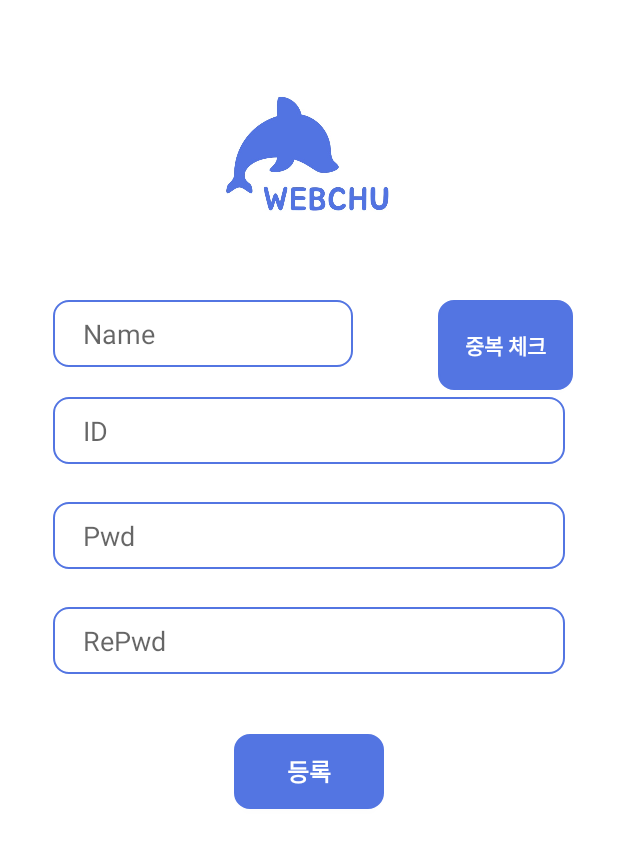
After one commit to jaeryo2357/JavaProject, an Android app: the NewRegister screen opened directly, with no data from a screen before it, on a phone screen of 412 x 824 dp. The commit adds this screen. Shown: the top 848 px of the screen. Run offline under Robolectric (Android 15) with nearby library versions, the phone set to English and light mode, and no system bars.

Commit message:
회원가입창 구현

```diff
--- a/new_project-Android/app/build.gradle
+++ b/new_project-Android/app/build.gradle
@@ -27,12 +27,10 @@ dependencies {
     androidTestImplementation 'com.android.support.test.espresso:espresso-core:3.0.2'
     implementation 'com.android.support:cardview-v7:28.0.0'
     implementation 'com.android.support:recyclerview-v7:28.0.0'
-    implementation ('cn.trinea.android.view.autoscrollviewpager:android-auto-scroll-view-pager:1.1.2') {
+    implementation('cn.trinea.android.view.autoscrollviewpager:android-auto-scroll-view-pager:1.1.2') {
         exclude module: 'support-v4'
     }
     implementation 'com.github.bumptech.glide:glide:3.7.0'
 
 
-
-
 }
--- a/new_project-Android/app/src/main/AndroidManifest.xml
+++ b/new_project-Android/app/src/main/AndroidManifest.xml
@@ -19,10 +19,11 @@
         </activity>
         <activity android:name=".WebtoonList" />
         <activity android:name=".WebttonViewer" />
-        <activity android:name=".MainActivity"
-            android:windowSoftInputMode="adjustResize"
-            />
-        <activity android:name=".Register"></activity>
+        <activity
+            android:name=".MainActivity"
+            android:windowSoftInputMode="adjustResize" />
+        <activity android:name=".Register" />
+        <activity android:name=".NewRegister"></activity>
     </application>
 
 </manifest>
--- /dev/null
+++ b/new_project-Android/app/src/main/java/com/example/jaery/javaproject/NewRegister.java
@@ -0,0 +1,100 @@
+package com.example.jaery.javaproject;
+
+import android.support.v7.app.AppCompatActivity;
+import android.os.Bundle;
+import android.text.Editable;
+import android.text.TextWatcher;
+import android.view.View;
+import android.widget.Button;
+import android.widget.EditText;
+import android.widget.TextView;
+import android.widget.Toast;
+
+public class NewRegister extends AppCompatActivity {
+
+    TextView re_err;
+    EditText id;
+    EditText name;
+    EditText pwd;
+    EditText pwd2;
+    Button b;
+    DBOpenHelper db;
+
+    Boolean nameCheck=null;
+    @Override
+    protected void onCreate(Bundle savedInstanceState) {
+        super.onCreate(savedInstanceState);
+        setContentView(R.layout.activity_new_register);
+
+         re_err=findViewById(R.id.Newregister_pwderror);
+         id=findViewById(R.id.Newregister_ID);
+        name=findViewById(R.id.Newregister_Name);
+       pwd=findViewById(R.id.Newregister_pwd);
+        pwd2=findViewById(R.id.Newregister_pwd2);
+         b=findViewById(R.id.Newregister_login);
+        db=new DBOpenHelper(this);
+        db.open();
+        pwd2.addTextChangedListener(new TextWatcher() {
+            @Override
+            public void onTextChanged(CharSequence s, int start, int before, int count) {
+
+                // 입력되는 텍스트에 변화가 있을 때
+                if(pwd.getText().toString().equals(s))
+                    re_err.setVisibility(View.GONE);
+                else
+                    re_err.setVisibility(View.VISIBLE);
+
+            }
+            @Override
+            public void afterTextChanged(Editable arg0) {
+
+                // 입력이 끝났을 때
+                // 입력되는 텍스트에 변화가 있을 때
+                if(pwd.getText().toString().equals(arg0.toString()))
+                    re_err.setVisibility(View.GONE);
+                else
+                    re_err.setVisibility(View.VISIBLE);
+
+            }
+            @Override
+            public void beforeTextChanged(CharSequence s, int start, int count, int after) {
+
+                // 입력하기 전에
+
+            }
+
+        });
+
+        b.setOnClickListener(new View.OnClickListener() {
+            @Override
+            public void onClick(View v) {
+                String p1,p2;
+                p1=pwd.getText().toString();
+                p2=pwd2.getText().toString();
+
+                if(nameCheck==null)
+                {
+                    Toast.makeText(NewRegister.this,"name 중복체크 해주세요",Toast.LENGTH_LONG).show();
+                    return;
+                }else if(!nameCheck.booleanValue())
+                {
+                    Toast.makeText(NewRegister.this,"name이 중복입니다.",Toast.LENGTH_LONG).show();
+                    return;
+                }
+
+                if(id.getText().toString().equals("")&&pwd.getText().toString().equals("")&&pwd2.getText().toString().equals(""))
+                {
+                    Toast.makeText(NewRegister.this,"모두 입력해주세요.",Toast.LENGTH_LONG).show();
+                    return;
+                }else {
+                    if (p1.equals(p2)) {
+                        //URL 통신으로 회원가입
+
+                    } else {
+                        Toast.makeText(NewRegister.this, "비밀번호 2차를 다시 입력해주세요", Toast.LENGTH_LONG).show();
+                    }
+                }
+            }
+        });
+    }
+}
--- a/new_project-Android/app/src/main/java/com/example/jaery/javaproject/Register.java
+++ b/new_project-Android/app/src/main/java/com/example/jaery/javaproject/Register.java
@@ -1,6 +1,7 @@
 package com.example.jaery.javaproject;
 
 import android.content.DialogInterface;
+import android.content.Intent;
 import android.support.v7.app.AlertDialog;
 import android.support.v7.app.AppCompatActivity;
 import android.os.Bundle;
@@ -19,6 +20,7 @@ public class Register extends AppCompatActivity {
         super.onCreate(savedInstanceState);
         setContentView(R.layout.activity_register);
         Button button=findViewById(R.id.register_login);
+        Button button_register=findViewById(R.id.register_Newregister);
         mydb=new DBOpenHelper(this);
         mydb.open();
         button.setOnClickListener(new View.OnClickListener() {
@@ -47,6 +49,7 @@ public class Register extends AppCompatActivity {
                                 public void onClick(DialogInterface dialog, int which) {
                                     auto = 2;
                                     mydb.insert(auto,ID,pwd);
+                                    finish();
                                 }
                             })
                             .setNegativeButton("다음에", new DialogInterface.OnClickListener() {
@@ -54,11 +57,20 @@ public class Register extends AppCompatActivity {
                                 public void onClick(DialogInterface dialog, int which) {
                                     auto = 1;
                                     mydb.insert(auto,ID,pwd);
+                                    finish();
                                 }
                             })
                             .setCancelable(false)
                             .show();
                 }
+            }
+        });
+
+        button_register.setOnClickListener(new View.OnClickListener() {
+            @Override
+            public void onClick(View v) {
+                Intent intent=new Intent(Register.this,NewRegister.class);
+                startActivity(intent);
             }
         });
 
--- /dev/null
+++ b/new_project-Android/app/src/main/res/layout/activity_new_register.xml
@@ -0,0 +1,128 @@
+<?xml version="1.0" encoding="utf-8"?>
+<RelativeLayout xmlns:android="http://schemas.android.com/apk/res/android"
+    xmlns:app="http://schemas.android.com/apk/res-auto"
+    xmlns:tools="http://schemas.android.com/tools"
+    android:layout_width="match_parent"
+    android:background="#ffffff"
+    android:layout_height="match_parent"
+    tools:context=".Register">
+
+
+    <ImageView
+        android:layout_width="130dp"
+        android:layout_height="150dp"
+        android:layout_centerHorizontal="true"
+        android:layout_marginTop="30dp"
+        android:id="@+id/Newregister_image"
+        android:contentDescription="@null"
+        android:src="@drawable/logo" />
+
+    <EditText
+        android:layout_width="200dp"
+        android:layout_height="wrap_content"
+        android:layout_marginRight="25dp"
+        android:layout_marginLeft="35dp"
+        android:layout_below="@id/Newregister_image"
+        android:layout_marginTop="20dp"
+        android:paddingTop="10dp"
+        android:textSize="18sp"
+        android:id="@+id/Newregister_Name"
+        android:inputType="text"
+        android:paddingBottom="10dp"
+        android:background="@drawable/round_background"
+        android:hint="Name"
+        android:maxLines="1"
+        android:paddingRight="20dp"
+        android:paddingLeft="20dp"/>
+
+    <Button
+        android:layout_width="90dp"
+        android:layout_height="60dp"
+        android:id="@+id/Newregister_NameCheck"
+        android:layout_alignTop="@id/Newregister_Name"
+        android:layout_alignParentRight="true"
+        android:background="@drawable/round_background_v2"
+        android:text="중복 체크"
+        android:textColor="#ffffff"
+        android:textStyle="bold"
+        android:layout_marginRight="30dp"/>
+
+    <EditText
+        android:layout_width="match_parent"
+        android:layout_height="wrap_content"
+        android:layout_marginRight="35dp"
+        android:layout_marginLeft="35dp"
+        android:layout_below="@id/Newregister_Name"
+        android:layout_marginTop="20dp"
+        android:paddingTop="10dp"
+        android:textSize="18sp"
+        android:id="@+id/Newregister_ID"
+        android:inputType="text"
+        android:paddingBottom="10dp"
+        android:background="@drawable/round_background"
+        android:hint="ID"
+        android:maxLines="1"
+        android:paddingRight="20dp"
+        android:paddingLeft="20dp"/>
+
+    <EditText
+        android:layout_width="match_parent"
+        android:layout_height="wrap_content"
+        android:layout_marginRight="35dp"
+        android:layout_marginLeft="35dp"
+        android:layout_below="@id/Newregister_ID"
+        android:paddingRight="20dp"
+        android:layout_marginTop="25dp"
+        android:maxLines="1"
+        android:paddingTop="10dp"
+        android:textSize="18sp"
+        android:id="@+id/Newregister_pwd"
+        android:inputType="textPassword"
+        android:paddingBottom="10dp"
+        android:background="@drawable/round_background"
+        android:hint="Pwd"
+        android:paddingLeft="20dp"/>
+
+    <EditText
+        android:layout_width="match_parent"
+        android:layout_height="wrap_content"
+        android:layout_marginRight="35dp"
+        android:layout_marginLeft="35dp"
+        android:layout_below="@id/Newregister_pwd"
+        android:paddingRight="20dp"
+        android:layout_marginTop="25dp"
+        android:maxLines="1"
+        android:paddingTop="10dp"
+        android:textSize="18sp"
+        android:id="@+id/Newregister_pwd2"
+        android:inputType="textPassword"
+        android:paddingBottom="10dp"
+        android:background="@drawable/round_background"
+        android:hint="RePwd"
+        android:paddingLeft="20dp"/>
+
+
+    <TextView
+        android:layout_width="wrap_content"
+        android:layout_height="wrap_content"
+        android:text="비밀번호가 맞지 않습니다."
+        android:id="@+id/Newregister_pwderror"
+        android:layout_below="@id/Newregister_pwd2"
+        android:layout_alignRight="@id/Newregister_pwd2"
+       android:visibility="gone"
+        android:layout_marginTop="10dp"/>
+
+    <Button
+        android:layout_width="100dp"
+        android:layout_height="50dp"
+        android:background="@drawable/round_background_v2"
+        android:textColor="#ffffff"
+        android:textStyle="bold"
+        android:textSize="16sp"
+        android:id="@+id/Newregister_login"
+        android:layout_centerHorizontal="true"
+        android:layout_marginTop="40dp"
+        android:layout_below="@id/Newregister_pwd2"
+        android:text="등록"
+        />
+</RelativeLayout>
--- a/new_project-Android/app/src/main/res/layout/activity_register.xml
+++ b/new_project-Android/app/src/main/res/layout/activity_register.xml
@@ -61,9 +61,25 @@
         android:textStyle="bold"
         android:textSize="16sp"
         android:id="@+id/register_login"
+        android:layout_marginLeft="70dp"
+        android:layout_marginTop="30dp"
+        android:layout_below="@id/register_pwd"
+        android:text="로그인"
+        />
+
+    <Button
+        android:layout_width="100dp"
+        android:layout_height="50dp"
+        android:background="@drawable/round_background_v2"
+        android:textColor="#ffffff"
+        android:textStyle="bold"
+        android:textSize="16sp"
+        android:id="@+id/register_Newregister"
         android:layout_centerHorizontal="true"
         android:layout_marginTop="30dp"
+        android:layout_alignParentRight="true"
+        android:layout_marginRight="70dp"
         android:layout_below="@id/register_pwd"
-        android:text="Login"
+        android:text="등록"
         />
 </RelativeLayout>
```
